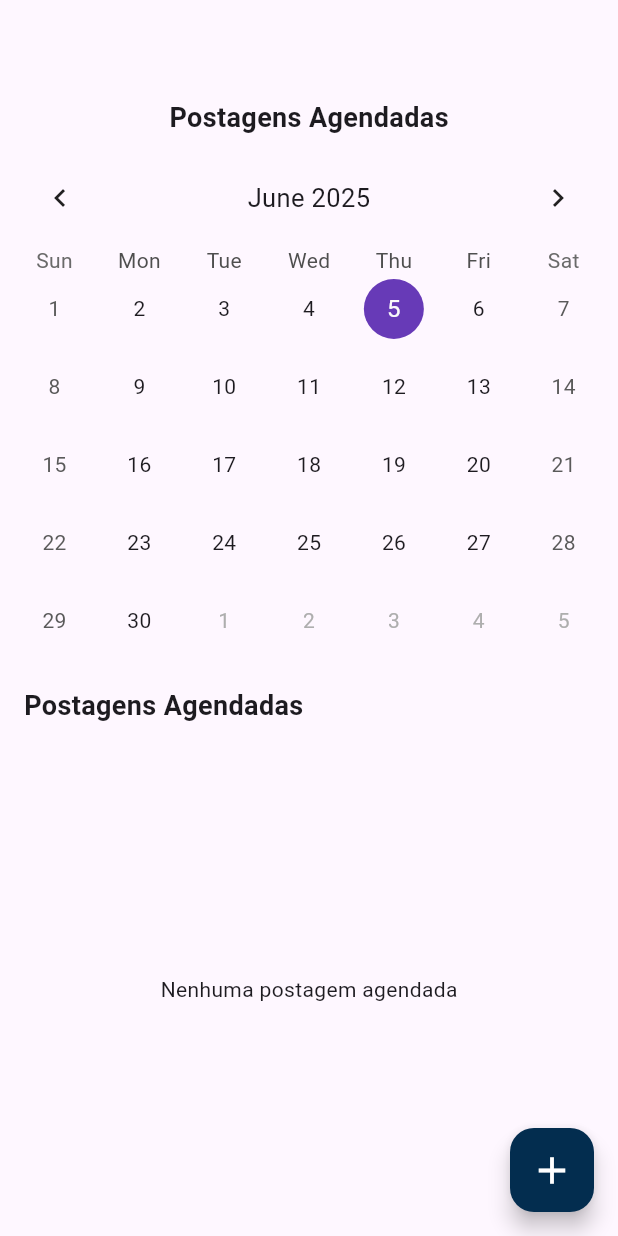
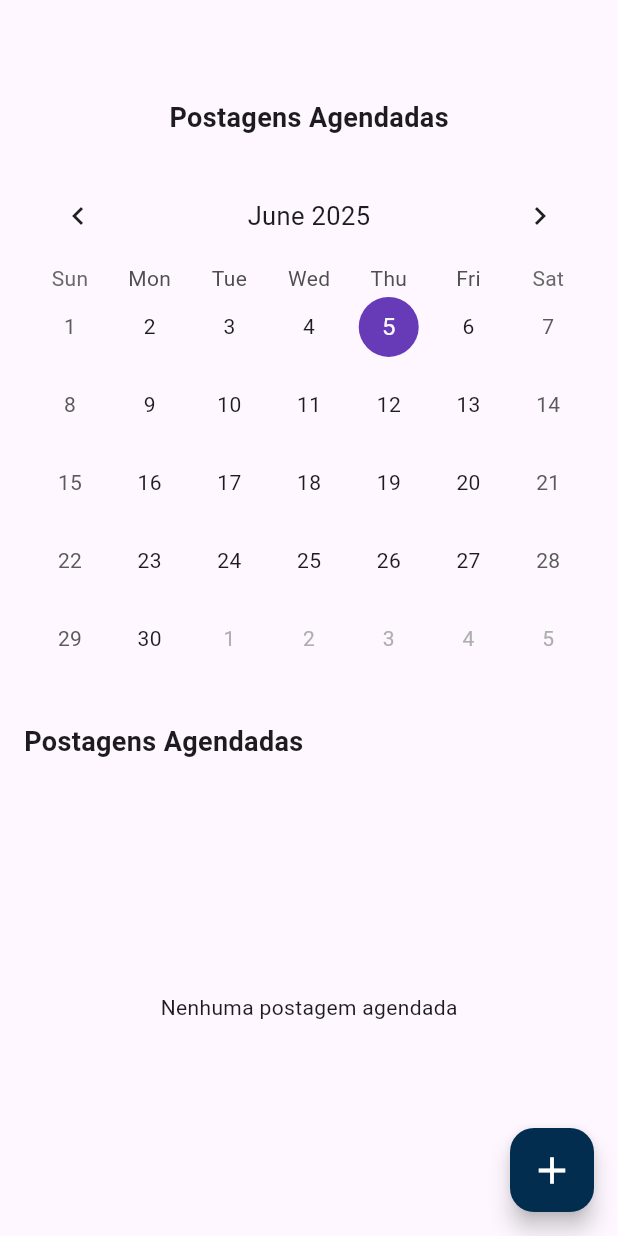
Before and after one commit to Rudrigozx/Agendamento-postagem-instagram-Liderate-, a Flutter app: the screen it shows after launch, on a phone screen of 412 x 824 dp. Run offline on Flutter 3.47's test engine with Material 3 defaults, Android fonts, the light colour scheme and no system bars; drawn by our look-alikes of table_calendar; our stand-ins replace go_router, shared_preferences.

Commit message:
ajustando componentes

```diff
--- a/lib/components/Calendario.dart
+++ b/lib/components/Calendario.dart
@@ -4,7 +4,8 @@ import 'package:table_calendar/table_calendar.dart';
 class CalendarioWidget extends StatelessWidget {
   final DateTime focusedDay;
   final DateTime? selectedDay;
-  final Function(DateTime) onDaySelected;
+  final void Function(DateTime selectedDay, DateTime focusedDay) onDaySelected;
+
 
   const CalendarioWidget({
     super.key,
@@ -17,13 +18,13 @@ class CalendarioWidget extends StatelessWidget {
   Widget build(BuildContext context) {
     return LayoutBuilder(
       builder: (context, constraints) => Padding(
-        padding: const EdgeInsets.all(8.0),
+        padding: const EdgeInsets.all(20.0),
         child: TableCalendar(
           firstDay: DateTime.utc(2020, 1, 1),
           lastDay: DateTime.utc(2030, 12, 31),
           focusedDay: focusedDay,
           selectedDayPredicate: (day) => isSameDay(selectedDay, day),
-          onDaySelected: (selected, focused) => onDaySelected(selected),
+          onDaySelected: onDaySelected,
           calendarStyle: const CalendarStyle(
             todayDecoration: BoxDecoration(color: Colors.blue, shape: BoxShape.circle),
             selectedDecoration: BoxDecoration(color: Colors.deepPurple, shape: BoxShape.circle),
```
Also changed, not shown: lib/components/PostagemCard.dart (+12 -4 lines).
